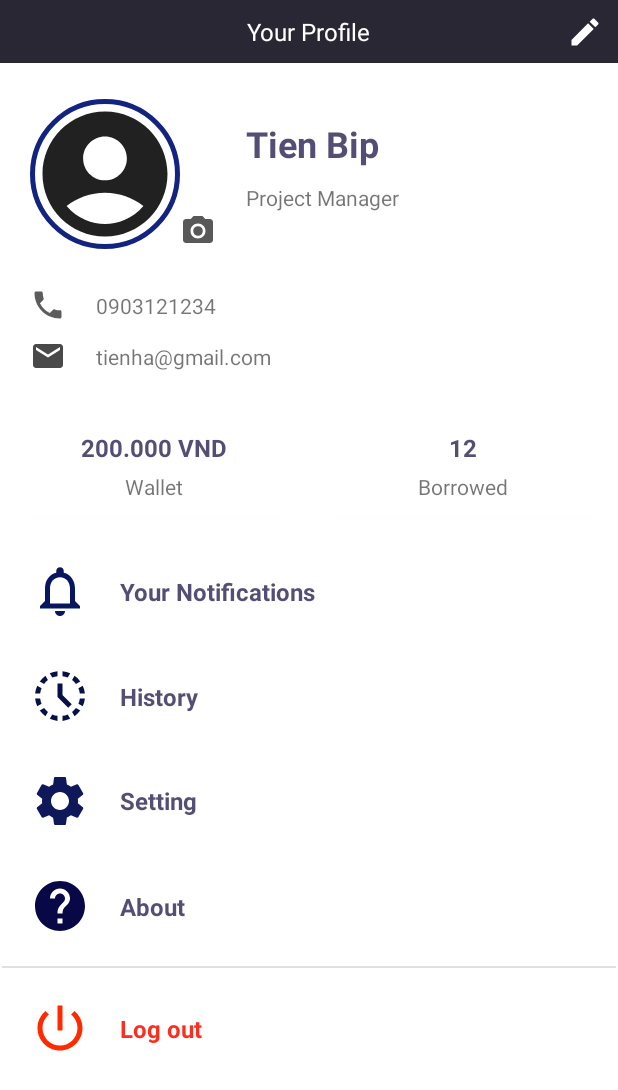
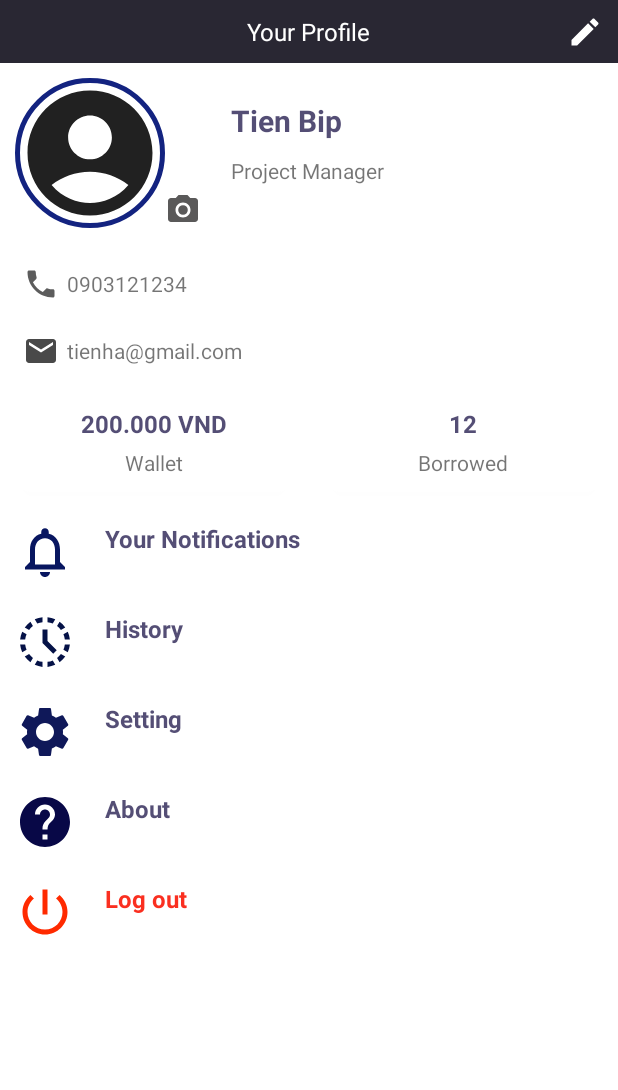
Before and after one commit to 311910266680/LibraryApp, an Android app: the layout fragment_account.xml on its own in the app's theme, with its tools: preview values and no code run, on a phone screen of 412 x 824 dp. Shown: the top 1090 px of the screen. Run offline under Robolectric (Android 15) with nearby library versions, the light colour scheme and no system bars.

Commit message:
tienhafix pick+search

```diff
--- a/app/src/main/java/com/example/myapplication/Account/PictureActivityy.java
+++ b/app/src/main/java/com/example/myapplication/Account/PictureActivityy.java
@@ -35,7 +35,6 @@ public class PictureActivityy extends AppCompatActivity {
         binding = ActivityPictureActivityyBinding.inflate(getLayoutInflater());
          myuri = Uri.parse(getIntent().getStringExtra("img"));
 
-        Log.e("di", "onActivityResult: "+myuri );
         binding.imgpic.setImageURI(myuri);
         binding.btupdate.setOnClickListener(new View.OnClickListener() {
             @Override
--- a/app/src/main/java/com/example/myapplication/Constant.java
+++ b/app/src/main/java/com/example/myapplication/Constant.java
@@ -8,8 +8,6 @@ public class Constant {
 
     public static FirebaseDatabase firebaseDatabase = FirebaseDatabase.getInstance();
     public static FirebaseAuth FU_MAUTH = FirebaseAuth.getInstance();
-
-
     public static DatabaseReference DB_USER = firebaseDatabase.getReference("Users");
     public static DatabaseReference DB_BOOK = firebaseDatabase.getReference("book");
     public static DatabaseReference DB_DISCOUNT = firebaseDatabase.getReference("discountcode");
--- a/app/src/main/java/com/example/myapplication/Home/FilterAdapter.java
+++ b/app/src/main/java/com/example/myapplication/Home/FilterAdapter.java
@@ -2,6 +2,7 @@ package com.example.myapplication.Home;
 
 import android.content.Context;
 import android.graphics.Color;
+import android.util.Log;
 import android.view.LayoutInflater;
 import android.view.View;
 import android.view.ViewGroup;
@@ -44,9 +45,6 @@ public class FilterAdapter extends RecyclerView.Adapter<FilterAdapter.FilterView
     @Override
     public void onBindViewHolder(@NonNull FilterViewHolder holder, int position) {
         Book Filter = mListFilter.get(position);
-        if (Filter ==null){
-            return;
-        }
         Picasso.get().load(Filter.getImage()).into(holder.binding.imgfilter);
         holder.binding.Titlebook.setText(Filter.getTitle());
         if (Filter.getQuantity()==0){
@@ -79,7 +77,6 @@ public class FilterAdapter extends RecyclerView.Adapter<FilterAdapter.FilterView
         public FilterViewHolder(@NonNull View itemView) {
             super(itemView);
 
-
             binding = ItemListFilterBinding.bind(itemView);
         }
     }
--- a/app/src/main/java/com/example/myapplication/Home/TypeAdapter.java
+++ b/app/src/main/java/com/example/myapplication/Home/TypeAdapter.java
@@ -4,6 +4,7 @@ package com.example.myapplication.Home;
 
 import android.content.Context;
 import android.content.Intent;
+import android.util.Log;
 import android.view.LayoutInflater;
 import android.view.View;
 import android.view.ViewGroup;
@@ -19,6 +20,7 @@ import com.example.myapplication.R;
 import com.example.myapplication.Singleton;
 import com.squareup.picasso.Picasso;
 
+import java.util.ArrayList;
 import java.util.List;
 
 public class TypeAdapter extends RecyclerView.Adapter<TypeAdapter.TypeViewHolder> {
@@ -51,10 +53,8 @@ public class TypeAdapter extends RecyclerView.Adapter<TypeAdapter.TypeViewHolder
         holder.itemView.setOnClickListener(new View.OnClickListener() {
             @Override
             public void onClick(View view) {
-                Singleton.getInstance().getListBook();
                 for (Book book: Singleton.getInstance().getListBook()){
                    if (book.getType().equals(Type.getName()) ){
-                    Singleton.getInstance().ListFilter.add(book);
                     Singleton.getInstance().type = book.getType();
                    }
                }
--- a/app/src/main/java/com/example/myapplication/ViewModels/Home/VMHomeDetailBook.java
+++ b/app/src/main/java/com/example/myapplication/ViewModels/Home/VMHomeDetailBook.java
@@ -23,7 +23,7 @@ public class VMHomeDetailBook {
                 .addOnSuccessListener(new OnSuccessListener<Void>() {
                     @Override
                     public void onSuccess(Void unused) {
-                        Toast.makeText(context, "Add ok", Toast.LENGTH_SHORT).show();
+                        Toast.makeText(context, "Added", Toast.LENGTH_SHORT).show();
                     }
                 }).addOnFailureListener(new OnFailureListener() {
                     @Override
--- a/app/src/main/res/layout/fragment_account.xml
+++ b/app/src/main/res/layout/fragment_account.xml
@@ -7,14 +7,22 @@
     android:background="#FFFFFF"
     tools:context=".Account.AccountFragment">
 
+    <ScrollView
+        android:layout_width="match_parent"
+        android:layout_height="match_parent"
+        tools:layout_editor_absoluteX="0dp"
+        tools:layout_editor_absoluteY="0dp">
+
+        <LinearLayout
+            android:layout_width="match_parent"
+            android:layout_height="wrap_content"
+            android:orientation="vertical">
+
             <androidx.constraintlayout.widget.ConstraintLayout
                 android:id="@+id/linearLayout"
                 android:layout_width="match_parent"
                 android:layout_height="wrap_content"
-        android:background="#F21E1C29"
-        app:layout_constraintEnd_toEndOf="parent"
-        app:layout_constraintStart_toStartOf="parent"
-        app:layout_constraintTop_toTopOf="parent">
+                android:background="#F21E1C29">
 
                 <TextView
                     android:id="@+id/textView34"
@@ -42,19 +50,24 @@
                     app:layout_constraintTop_toTopOf="parent" />
             </androidx.constraintlayout.widget.ConstraintLayout>
 
+            <androidx.constraintlayout.widget.ConstraintLayout
+                android:layout_width="match_parent"
+                android:layout_height="match_parent"
+                android:layout_margin="10dp">
+
                 <de.hdodenhof.circleimageview.CircleImageView
                     android:id="@+id/circleImageView"
                     android:layout_width="100dp"
                     android:layout_height="100dp"
-        android:layout_marginStart="20dp"
-        android:layout_marginTop="24dp"
                     android:src="@drawable/ic_baseline_account_circle_24"
                     app:civ_border_color="#132380"
                     app:civ_border_width="3dp"
                     app:layout_constraintEnd_toEndOf="parent"
                     app:layout_constraintHorizontal_bias="0.0"
                     app:layout_constraintStart_toStartOf="parent"
-        app:layout_constraintTop_toBottomOf="@+id/linearLayout"></de.hdodenhof.circleimageview.CircleImageView>
+                >
+
+                </de.hdodenhof.circleimageview.CircleImageView>
 
                 <ImageButton
                     android:id="@+id/icpicture"
@@ -73,64 +86,79 @@
                     android:layout_marginStart="20dp"
                     android:text="Tien Bip"
                     android:textColor="#DA37305E"
-        android:textSize="24sp"
+                    android:textSize="20sp"
                     android:textStyle="bold"
-        android:layout_marginRight="10dp"
                     app:layout_constraintBottom_toBottomOf="@+id/circleImageView"
                     app:layout_constraintEnd_toEndOf="parent"
                     app:layout_constraintHorizontal_bias="0.0"
                     app:layout_constraintStart_toEndOf="@+id/icpicture"
                     app:layout_constraintTop_toTopOf="@+id/circleImageView"
-        app:layout_constraintVertical_bias="0.19999999">
-    </TextView>
+                    app:layout_constraintVertical_bias="0.19999999"></TextView>
+
+                <TextView
+                    android:id="@+id/age"
+                    android:layout_width="wrap_content"
+                    android:layout_height="wrap_content"
+                    android:layout_marginTop="10dp"
+                    android:text="Project Manager"
+                    app:layout_constraintStart_toStartOf="@+id/tvname"
+                    app:layout_constraintTop_toBottomOf="@+id/tvname" />
+            </androidx.constraintlayout.widget.ConstraintLayout>
+
+            <LinearLayout
+                android:layout_width="wrap_content"
+                android:layout_height="wrap_content"
+                android:layout_margin="10dp">
 
                 <ImageView
                     android:id="@+id/imageView3"
                     android:layout_width="wrap_content"
                     android:layout_height="wrap_content"
-        android:layout_marginTop="25dp"
+                    android:layout_margin="5dp"
                     android:src="@drawable/ic_baseline_local_phone_24"
-        app:layout_constraintStart_toStartOf="@+id/circleImageView"
-        app:layout_constraintTop_toBottomOf="@+id/circleImageView" />
+                    app:layout_constraintBottom_toBottomOf="parent"
+                    app:layout_constraintStart_toStartOf="parent"
+                    app:layout_constraintTop_toTopOf="parent" />
+
+                <TextView
+                    android:id="@+id/textView5"
+                    android:layout_width="wrap_content"
+                    android:layout_height="match_parent"
+                    android:gravity="center_vertical"
+                    android:text="0903121234"
+                    app:layout_constraintBottom_toBottomOf="@+id/imageView3"
+                    app:layout_constraintStart_toEndOf="@+id/imageView3"
+                    app:layout_constraintTop_toBottomOf="parent" />
+            </LinearLayout>
+
+            <LinearLayout
+                android:layout_width="wrap_content"
+                android:layout_height="wrap_content"
+                android:layout_marginStart="10dp"
+                android:orientation="horizontal">
 
                 <ImageView
                     android:id="@+id/imageView4"
                     android:layout_width="wrap_content"
                     android:layout_height="wrap_content"
-        android:layout_marginTop="10dp"
-        android:src="@drawable/ic_baseline_mail_24"
-        app:layout_constraintStart_toStartOf="@+id/imageView3"
-        app:layout_constraintTop_toBottomOf="@+id/imageView3" />
-
-    <TextView
-        android:id="@+id/textView5"
-        android:layout_width="wrap_content"
-        android:layout_height="wrap_content"
-        android:layout_marginStart="20dp"
-        android:text="0903121234"
-        app:layout_constraintBottom_toBottomOf="@+id/imageView3"
-        app:layout_constraintStart_toEndOf="@+id/imageView3"
-        app:layout_constraintTop_toTopOf="@+id/imageView3" />
+                    android:layout_margin="5dp"
+                    android:src="@drawable/ic_baseline_mail_24" />
 
                 <TextView
                     android:id="@+id/mail"
                     android:layout_width="wrap_content"
-        android:layout_height="wrap_content"
-        android:layout_marginStart="20dp"
-        android:text="tienha@gmail.com"
-        app:layout_constraintBottom_toBottomOf="@+id/imageView4"
-        app:layout_constraintStart_toEndOf="@+id/imageView4"
-        app:layout_constraintTop_toTopOf="@+id/imageView4" />
+                    android:layout_height="match_parent"
+                    android:gravity="center_vertical"
+                    android:text="tienha@gmail.com" />
+
+            </LinearLayout>
+
 
             <LinearLayout
                 android:id="@+id/linearLayout3"
-        android:layout_width="0dp"
+                android:layout_width="match_parent"
                 android:layout_height="wrap_content"
-        android:layout_marginTop="20dp"
-        android:orientation="horizontal"
-        app:layout_constraintEnd_toEndOf="parent"
-        app:layout_constraintStart_toStartOf="parent"
-        app:layout_constraintTop_toBottomOf="@+id/mail">
+                android:orientation="horizontal">
 
                 <androidx.cardview.widget.CardView
                     android:layout_width="match_parent"
@@ -205,15 +233,19 @@
 
             </LinearLayout>
 
+            <LinearLayout
+                android:layout_width="match_parent"
+                android:layout_height="match_parent"
+                android:layout_margin="10dp"
+                android:orientation="horizontal">
+
                 <ImageView
                     android:id="@+id/imageView5"
                     android:layout_width="40dp"
                     android:layout_height="40dp"
-        android:layout_marginStart="20dp"
-        android:layout_marginTop="20dp"
                     android:src="@drawable/ic_notifycation"
-        app:layout_constraintStart_toStartOf="parent"
-        app:layout_constraintTop_toBottomOf="@+id/linearLayout3" />
+                    tools:layout_editor_absoluteX="20dp"
+                    tools:layout_editor_absoluteY="258dp" />
 
                 <TextView
                     android:id="@+id/notification"
@@ -227,16 +259,21 @@
                     app:layout_constraintBottom_toBottomOf="@+id/imageView5"
                     app:layout_constraintStart_toEndOf="@+id/imageView5"
                     app:layout_constraintTop_toTopOf="@+id/imageView5" />
+            </LinearLayout>
+
+            <LinearLayout
+                android:layout_width="wrap_content"
+                android:layout_height="wrap_content"
+                android:layout_margin="10dp"
+                android:orientation="horizontal">
 
                 <ImageView
                     android:id="@+id/imageView6"
                     android:layout_width="40dp"
                     android:layout_height="40dp"
-        android:layout_marginTop="30dp"
                     android:src="@drawable/ic_baseline_history_toggle_off_24"
-        app:layout_constraintEnd_toEndOf="@+id/imageView5"
-        app:layout_constraintStart_toStartOf="@+id/imageView5"
-        app:layout_constraintTop_toBottomOf="@+id/imageView5" />
+                    tools:layout_editor_absoluteX="20dp"
+                    tools:layout_editor_absoluteY="328dp" />
 
                 <TextView
                     android:id="@+id/history"
@@ -244,22 +281,27 @@
                     android:layout_height="wrap_content"
                     android:layout_marginStart="20dp"
                     android:text="History"
+                    android:textColor="#DA37305E"
                     android:textSize="16sp"
-        android:textColor="#DA37305E"
                     android:textStyle="bold"
                     app:layout_constraintBottom_toBottomOf="@+id/imageView6"
                     app:layout_constraintStart_toEndOf="@+id/imageView6"
                     app:layout_constraintTop_toTopOf="@+id/imageView6" />
+            </LinearLayout>
+
+            <LinearLayout
+                android:layout_width="wrap_content"
+                android:layout_height="wrap_content"
+                android:layout_margin="10dp"
+                android:orientation="horizontal">
 
                 <ImageView
                     android:id="@+id/imageView7"
                     android:layout_width="40dp"
                     android:layout_height="40dp"
-        android:layout_marginTop="30dp"
                     android:src="@drawable/ic_baseline_settings_24"
-        app:layout_constraintEnd_toEndOf="@+id/imageView6"
-        app:layout_constraintStart_toStartOf="@+id/imageView6"
-        app:layout_constraintTop_toBottomOf="@+id/imageView6" />
+                    tools:layout_editor_absoluteX="20dp"
+                    tools:layout_editor_absoluteY="398dp" />
 
                 <TextView
                     android:id="@+id/setting"
@@ -267,33 +309,28 @@
                     android:layout_height="wrap_content"
                     android:layout_marginStart="20dp"
                     android:text="Setting"
+                    android:textColor="#DA37305E"
                     android:textSize="16sp"
-        android:textColor="#DA37305E"
                     android:textStyle="bold"
                     app:layout_constraintBottom_toBottomOf="@+id/imageView7"
                     app:layout_constraintStart_toEndOf="@+id/imageView7"
                     app:layout_constraintTop_toTopOf="@+id/imageView7"
                     app:layout_constraintVertical_bias="0.476" />
+            </LinearLayout>
 
-    <View
-        android:id="@+id/divider"
-        android:layout_width="409dp"
-        android:layout_height="1dp"
-        android:layout_marginTop="20dp"
-        android:background="?android:attr/listDivider"
-        app:layout_constraintEnd_toEndOf="parent"
-        app:layout_constraintStart_toStartOf="parent"
-        app:layout_constraintTop_toBottomOf="@+id/imageView8" />
+            <LinearLayout
+                android:layout_width="wrap_content"
+                android:layout_height="wrap_content"
+                android:layout_margin="10dp"
+                android:orientation="horizontal">
 
                 <ImageView
                     android:id="@+id/imageView8"
                     android:layout_width="40dp"
                     android:layout_height="40dp"
-        android:layout_marginTop="30dp"
                     android:src="@drawable/ic_help"
-        app:layout_constraintEnd_toEndOf="@+id/imageView7"
-        app:layout_constraintStart_toStartOf="@+id/imageView7"
-        app:layout_constraintTop_toBottomOf="@+id/imageView7" />
+                    tools:layout_editor_absoluteX="20dp"
+                    tools:layout_editor_absoluteY="468dp" />
 
                 <TextView
                     android:id="@+id/about"
@@ -307,16 +344,21 @@
                     app:layout_constraintBottom_toBottomOf="@+id/imageView8"
                     app:layout_constraintStart_toEndOf="@+id/imageView8"
                     app:layout_constraintTop_toTopOf="@+id/imageView8" />
+            </LinearLayout>
+
+            <LinearLayout
+                android:layout_width="wrap_content"
+                android:layout_height="wrap_content"
+                android:layout_margin="10dp"
+                android:orientation="horizontal">
 
                 <ImageView
                     android:id="@+id/imageView9"
                     android:layout_width="40dp"
                     android:layout_height="40dp"
-        android:layout_marginTop="20dp"
                     android:src="@drawable/ic_baseline_power_settings_new_24"
-        app:layout_constraintEnd_toEndOf="@+id/imageView8"
-        app:layout_constraintStart_toStartOf="@+id/imageView8"
-        app:layout_constraintTop_toBottomOf="@+id/divider" />
+                    tools:layout_editor_absoluteX="20dp"
+                    tools:layout_editor_absoluteY="550dp" />
 
                 <TextView
                     android:id="@+id/btnlogout"
@@ -331,14 +373,9 @@
                     app:layout_constraintStart_toEndOf="@+id/imageView9"
                     app:layout_constraintTop_toTopOf="@+id/imageView9" />
 
-    <TextView
-        android:id="@+id/age"
-        android:layout_width="wrap_content"
-        android:layout_height="wrap_content"
-        android:layout_marginTop="10dp"
-        android:text="Project Manager"
-        app:layout_constraintStart_toStartOf="@+id/tvname"
-        app:layout_constraintTop_toBottomOf="@+id/tvname" />
+            </LinearLayout>
+        </LinearLayout>
+    </ScrollView>
 
 
 </androidx.constraintlayout.widget.ConstraintLayout>
```
Also changed, not shown: app/src/main/java/com/example/myapplication/Home/HomeFrag.java (+18 -7 lines), app/src/main/java/com/example/myapplication/Home/PickActivity.java (+8 -3 lines), app/src/main/java/com/example/myapplication/Home/SearchActivity.java (+1 -18 lines), app/src/main/java/com/example/myapplication/NotificationService.java (+6 -2 lines), app/src/main/java/com/example/myapplication/Singleton.java (+107 -11 lines). Lines whose indentation alone changed are shown as unchanged.
